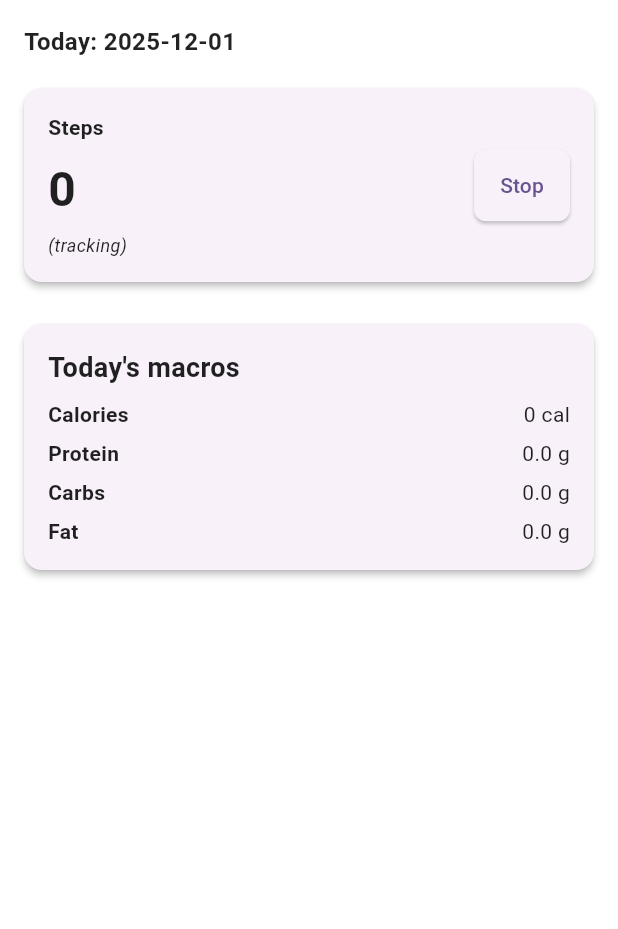
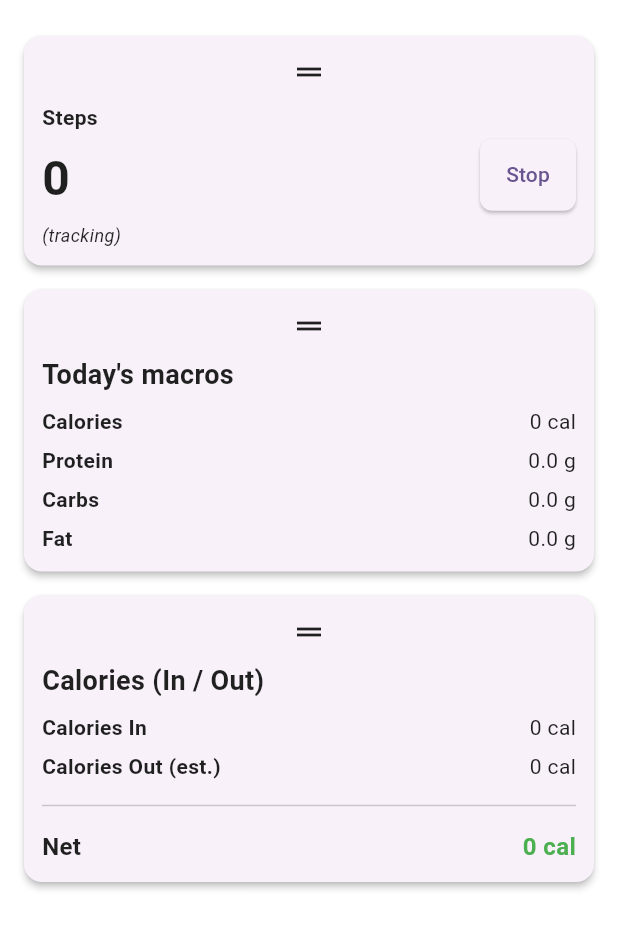
Before and after one commit to Abdullah-Mohammed-OTU/Mobile_Devices_project, a Flutter app: the DashboardPage screen opened directly, after a tap on "Start", on a phone screen of 412 x 824 dp. Shown: the top 929 px of the screen. Run offline on Flutter 3.47's test engine with Material 3 defaults, Android fonts, the phone set to English and light mode, and no system bars; our stand-ins replace flutter_local_notifications, sensors_plus, shared_preferences, sqflite; accounts and stored records are empty.

Commit message:
Reorderable dashboard cards

```diff
--- a/project/lib/pages/dashboard_page.dart
+++ b/project/lib/pages/dashboard_page.dart
@@ -3,6 +3,7 @@ import 'dart:math';
 
 import 'package:flutter/material.dart';
 import 'package:sensors_plus/sensors_plus.dart';
+import 'package:shared_preferences/shared_preferences.dart';
 
 import '../services/macro_tracker.dart';
 
@@ -32,6 +33,7 @@ class _DashboardPageState extends State<DashboardPage> {
       });
     };
     MacroTracker.instance.addListener(_macroListener);
+    _loadCardOrder();
   }
 
   StreamSubscription<AccelerometerEvent>? _accSub;
@@ -147,23 +149,56 @@ class _DashboardPageState extends State<DashboardPage> {
     super.dispose();
   }
 
+  Future<void> _loadCardOrder() async {
+    try {
+      final prefs = await SharedPreferences.getInstance();
+      final saved = prefs.getStringList('dashboard_card_order');
+      if (saved != null && saved.isNotEmpty) {
+        // validate keys
+        final valid = ['steps', 'macros', 'calories'];
+        final filtered = saved.where((s) => valid.contains(s)).toList();
+        if (filtered.isNotEmpty) {
+          setState(() {
+            _cardOrder = filtered;
+          });
+        }
+      }
+    } catch (e) {
+      // ignore loading errors, keep default order
+    }
+  }
+
+  Future<void> _saveCardOrder() async {
+    try {
+      final prefs = await SharedPreferences.getInstance();
+      await prefs.setStringList('dashboard_card_order', _cardOrder);
+    } catch (e) {
+      // ignore save errors
+    }
+  }
+
   @override
   Widget build(BuildContext context) {
-    return Scaffold(
-      body: SingleChildScrollView(
-        padding: const EdgeInsets.all(16),
+    // Reorderable list: maintain order of cards in state so users can drag to reorder
+
+    Widget buildCard(int index, String id) {
+      switch (id) {
+        case 'steps':
+          return Card(
+            key: ValueKey(id),
+            child: Padding(
+              padding: const EdgeInsets.all(12.0),
               child: Column(
-          crossAxisAlignment: CrossAxisAlignment.start,
+                crossAxisAlignment: CrossAxisAlignment.stretch,
                 children: [
-            Text(
-              'Today: ${_formatDate(_todayDate)}',
-              style: const TextStyle(fontSize: 16, fontWeight: FontWeight.w600),
+                  Center(
+                    child: ReorderableDragStartListener(
+                      index: index,
+                      child: const Icon(Icons.drag_handle),
                     ),
-            const SizedBox(height: 12),
-            Card(
-              child: Padding(
-                padding: const EdgeInsets.all(16.0),
-                child: Row(
+                  ),
+                  const SizedBox(height: 8),
+                  Row(
                     children: [
                       Expanded(
                         child: Column(
@@ -173,8 +208,7 @@ class _DashboardPageState extends State<DashboardPage> {
                             const SizedBox(height: 8),
                             Text('$_steps', style: const TextStyle(fontSize: 32, fontWeight: FontWeight.bold)),
                             const SizedBox(height: 6),
-                          if (_isTracking)
-                            const Text('(tracking)', style: TextStyle(fontSize: 12, fontStyle: FontStyle.italic)),
+                            if (_isTracking) const Text('(tracking)', style: TextStyle(fontSize: 12, fontStyle: FontStyle.italic)),
                           ],
                         ),
                       ),
@@ -184,21 +218,28 @@ class _DashboardPageState extends State<DashboardPage> {
                       ),
                     ],
                   ),
+                ],
               ),
             ),
-            const SizedBox(height: 12),
-            Card(
+          );
+        case 'macros':
+          return Card(
+            key: ValueKey(id),
             child: Padding(
-                padding: const EdgeInsets.all(16.0),
+              padding: const EdgeInsets.all(12.0),
               child: Column(
-                  crossAxisAlignment: CrossAxisAlignment.start,
+                crossAxisAlignment: CrossAxisAlignment.stretch,
                 children: [
+                  Center(
+                    child: ReorderableDragStartListener(index: index, child: const Icon(Icons.drag_handle)),
+                  ),
+                  const SizedBox(height: 8),
                   const Text("Today's macros", style: TextStyle(fontSize: 18, fontWeight: FontWeight.w700)),
                   const SizedBox(height: 8),
                   Row(
                     mainAxisAlignment: MainAxisAlignment.spaceBetween,
                     children: [
-                        Text('Calories', style: const TextStyle(fontWeight: FontWeight.w600)),
+                      const Text('Calories', style: TextStyle(fontWeight: FontWeight.w600)),
                       Text('${_todayTotals.calories.toStringAsFixed(0)} cal'),
                     ],
                   ),
@@ -206,7 +247,7 @@ class _DashboardPageState extends State<DashboardPage> {
                   Row(
                     mainAxisAlignment: MainAxisAlignment.spaceBetween,
                     children: [
-                        Text('Protein', style: const TextStyle(fontWeight: FontWeight.w600)),
+                      const Text('Protein', style: TextStyle(fontWeight: FontWeight.w600)),
                       Text('${_todayTotals.protein.toStringAsFixed(1)} g'),
                     ],
                   ),
@@ -214,7 +255,7 @@ class _DashboardPageState extends State<DashboardPage> {
                   Row(
                     mainAxisAlignment: MainAxisAlignment.spaceBetween,
                     children: [
-                        Text('Carbs', style: const TextStyle(fontWeight: FontWeight.w600)),
+                      const Text('Carbs', style: TextStyle(fontWeight: FontWeight.w600)),
                       Text('${_todayTotals.carbs.toStringAsFixed(1)} g'),
                     ],
                   ),
@@ -222,17 +263,81 @@ class _DashboardPageState extends State<DashboardPage> {
                   Row(
                     mainAxisAlignment: MainAxisAlignment.spaceBetween,
                     children: [
-                        Text('Fat', style: const TextStyle(fontWeight: FontWeight.w600)),
+                      const Text('Fat', style: TextStyle(fontWeight: FontWeight.w600)),
                       Text('${_todayTotals.fat.toStringAsFixed(1)} g'),
                     ],
                   ),
                 ],
               ),
             ),
+          );
+        case 'calories':
+          final caloriesIn = _todayTotals.calories;
+          final caloriesOut = _steps * 0.04;
+          final net = caloriesIn - caloriesOut;
+          return Card(
+            key: ValueKey(id),
+            child: Padding(
+              padding: const EdgeInsets.all(12.0),
+              child: Column(
+                crossAxisAlignment: CrossAxisAlignment.stretch,
+                children: [
+                  Center(
+                    child: ReorderableDragStartListener(index: index, child: const Icon(Icons.drag_handle)),
+                  ),
+                  const SizedBox(height: 8),
+                  const Text('Calories (In / Out)', style: TextStyle(fontSize: 18, fontWeight: FontWeight.w700)),
+                  const SizedBox(height: 8),
+                  Row(
+                    mainAxisAlignment: MainAxisAlignment.spaceBetween,
+                    children: [
+                      const Text('Calories In', style: TextStyle(fontWeight: FontWeight.w600)),
+                      Text('${caloriesIn.toStringAsFixed(0)} cal'),
+                    ],
+                  ),
+                  const SizedBox(height: 6),
+                  Row(
+                    mainAxisAlignment: MainAxisAlignment.spaceBetween,
+                    children: [
+                      const Text('Calories Out (est.)', style: TextStyle(fontWeight: FontWeight.w600)),
+                      Text('${caloriesOut.toStringAsFixed(0)} cal'),
+                    ],
+                  ),
+                  const SizedBox(height: 8),
+                  const Divider(),
+                  const SizedBox(height: 8),
+                  Row(
+                    mainAxisAlignment: MainAxisAlignment.spaceBetween,
+                    children: [
+                      const Text('Net', style: TextStyle(fontSize: 16, fontWeight: FontWeight.bold)),
+                      Text('${net.toStringAsFixed(0)} cal', style: TextStyle(fontSize: 16, fontWeight: FontWeight.bold, color: net >= 0 ? Colors.green : Colors.red)),
+                    ],
                   ),
                 ],
               ),
             ),
           );
+        default:
+          return const SizedBox.shrink();
       }
     }
+
+    return Scaffold(
+      body: ReorderableListView(
+        padding: const EdgeInsets.all(16),
+        children: List.generate(_cardOrder.length, (i) => buildCard(i, _cardOrder[i])),
+        onReorder: (oldIndex, newIndex) {
+          setState(() {
+            if (newIndex > oldIndex) newIndex -= 1;
+            final item = _cardOrder.removeAt(oldIndex);
+            _cardOrder.insert(newIndex, item);
+          });
+          _saveCardOrder();
+        },
+      ),
+    );
+  }
+
+  // order of dashboard cards (keys like 'steps','macros','calories')
+  List<String> _cardOrder = ['steps', 'macros', 'calories'];
+}
```
Lines whose indentation alone changed are shown as unchanged.
